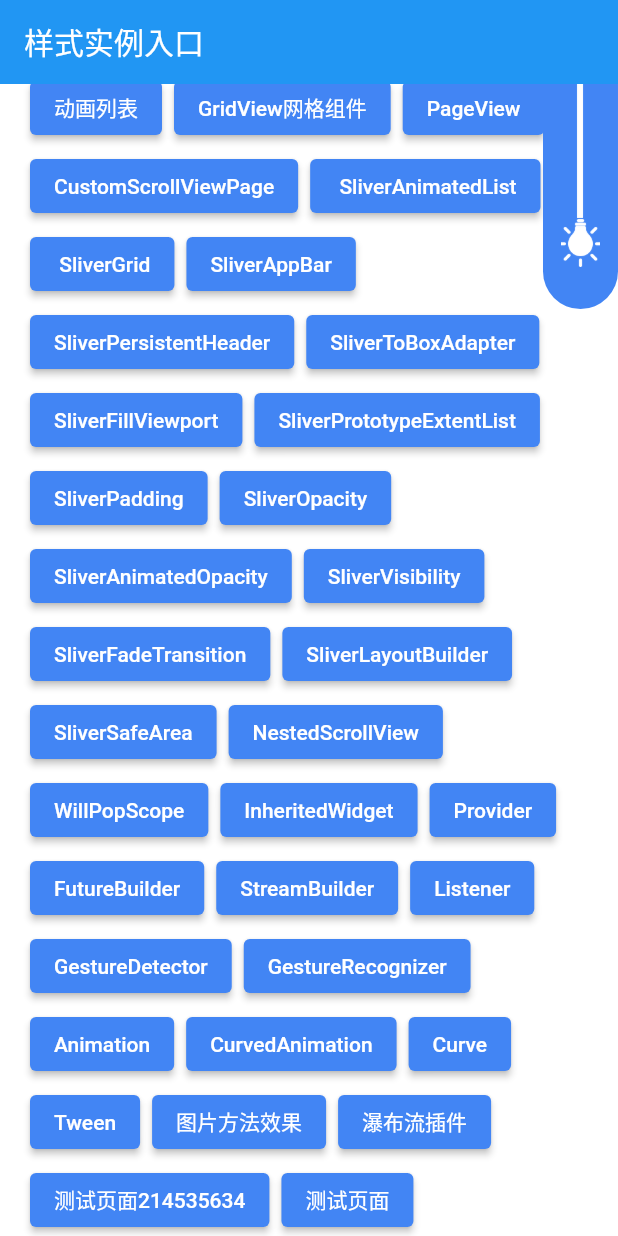
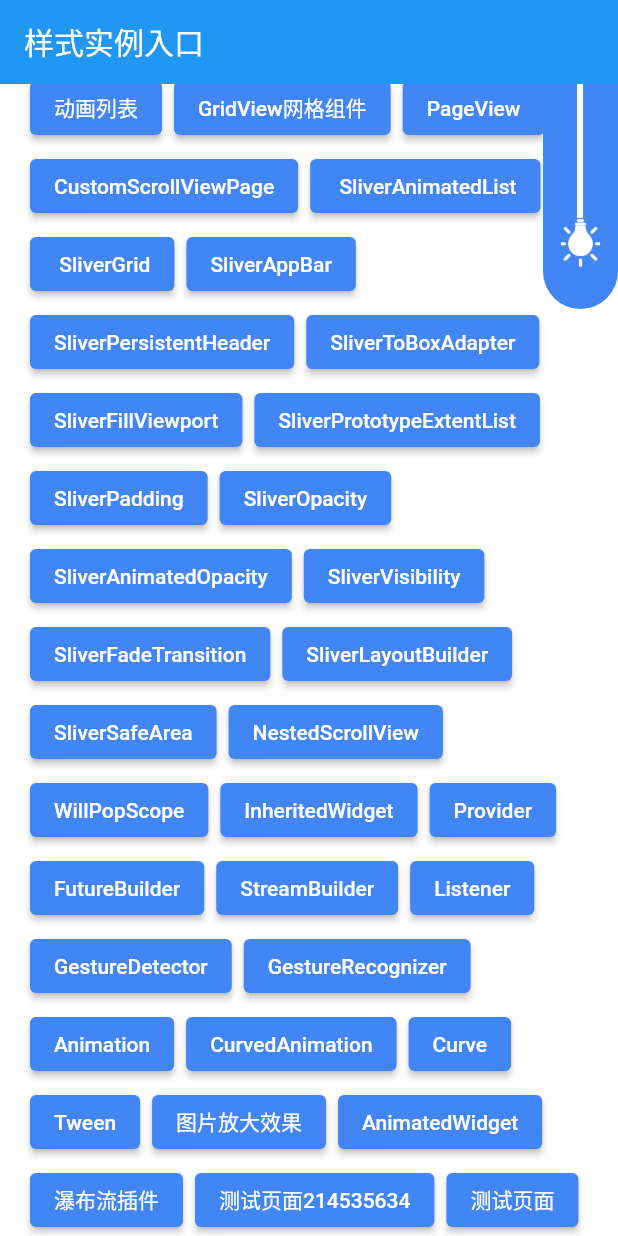
Before and after one commit to codprincess/flutter_base, a Flutter app: the screen it shows after launch, scrolled down 424 dp, on a phone screen of 412 x 824 dp. Run offline on Flutter 3.47's test engine with Material 2 defaults, Android fonts, the phone set to English and light mode, and no system bars; our stand-ins replace shared_preferences; missing offline and left inert: fancy_bottom_navigation_2.

Commit message:
AnimatedWidget

```diff
--- a/lib/main.dart
+++ b/lib/main.dart
@@ -45,6 +45,7 @@ import 'package:flutter_base/pages/StackPage.dart';
 import 'package:flutter_base/showBottomSheetPage.dart';
 import 'package:provider/provider.dart';
 import 'package:shared_preferences/shared_preferences.dart';
+import 'AnimatedWidgetPage.dart';
 import 'AnimationPage.dart';
 import 'CurvedAnimationPage.dart';
 import 'CustomScrollViewPage.dart';
@@ -178,7 +179,8 @@ class _MyAppState extends State<MyApp> {
               'Curve_page':(context)=>CurvePage(),
               'CurvedAnimation_Page':(context)=>CurvedAnimationPage(),
               'Tween_page':(context)=>TweenPage(),
-              'ScaleAnimation_page':(context)=>ScaleAnimationPage()
+              'ScaleAnimation_page':(context)=>ScaleAnimationPage(),
+              'AnimatedWidget_Page':(context)=>AnimatedWidgetPage()
             },
           );
         },
@@ -579,9 +581,15 @@ class _MyHomePageState extends State<MyHomePage> {
                     onPressed: (){
                       Navigator.pushNamed(context, 'ScaleAnimation_page');
                     },
-                    child: const Text('图片方法效果'),
+                    child: const Text('图片放大效果'),
                   ),
 
+                  ElevatedButton(
+                    onPressed: (){
+                      Navigator.pushNamed(context, 'AnimatedWidget_Page');
+                    },
+                    child: const Text('AnimatedWidget'),
+                  ),
 
 
 
```
Also changed, not shown: lib/AnimatedWidgetPage.dart (added, +61 -0 lines).
